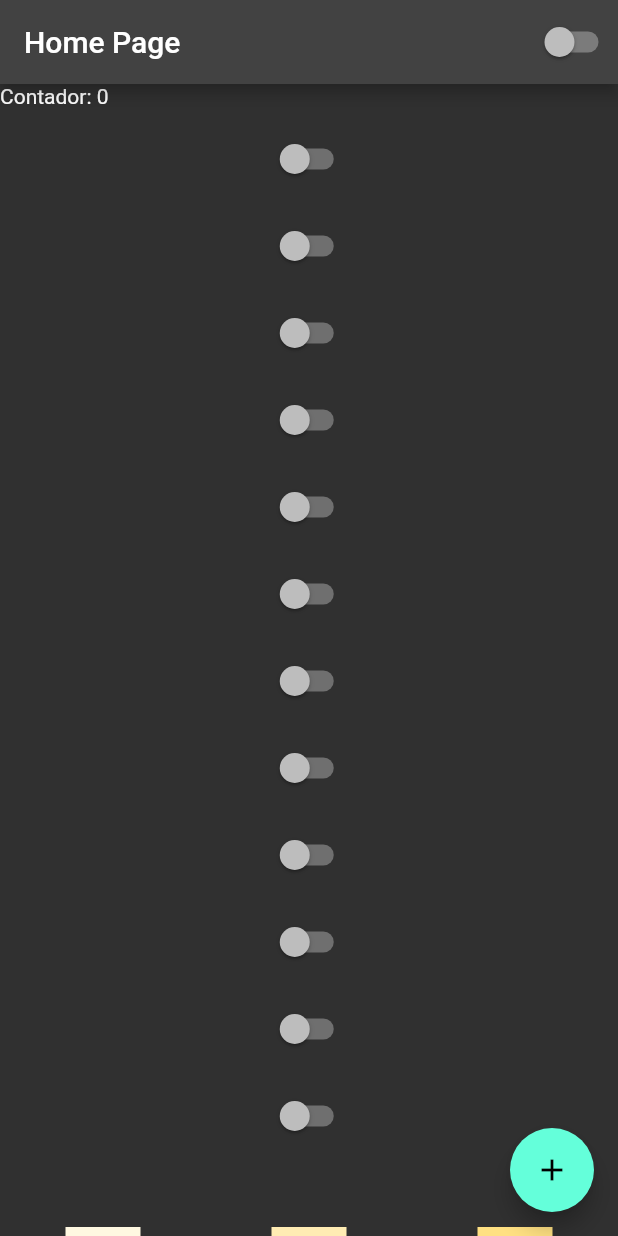
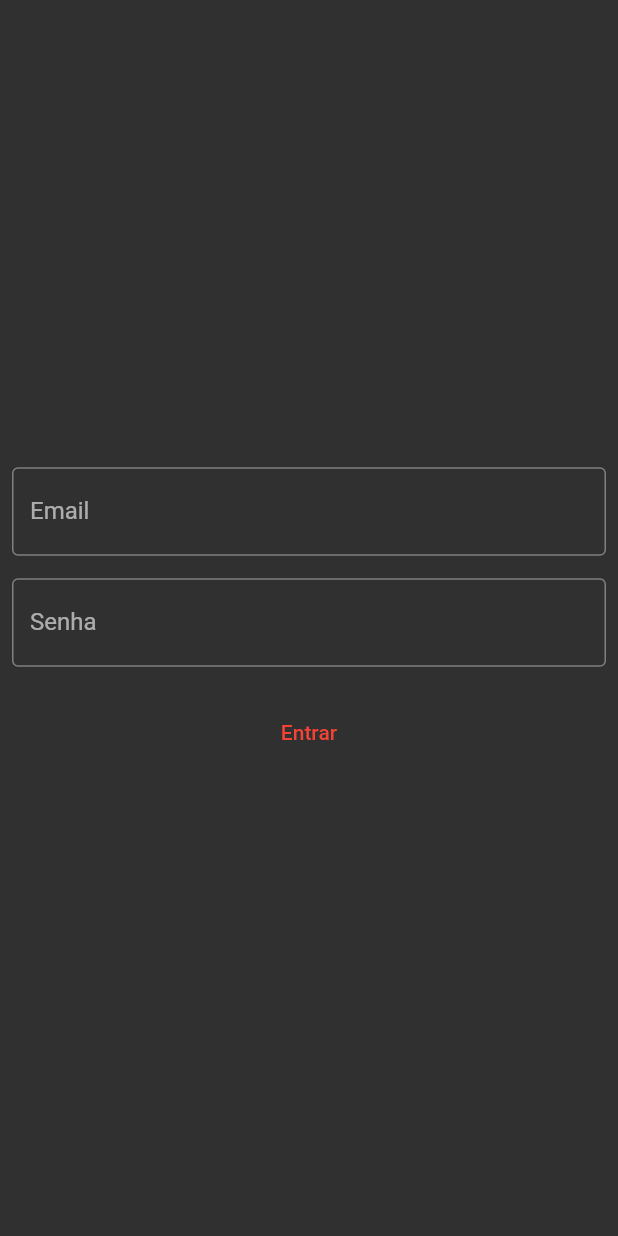
Before and after one commit to GabrielTrigueiro/flutter_basics, a Flutter app: the screen it shows after launch, on a phone screen of 412 x 824 dp. Run offline on Flutter 3.47's test engine with Material 2 defaults, Android fonts, the phone set to English and light mode, and no system bars.

Commit message:
text fields login mocado

```diff
--- a/lib/app_widget.dart
+++ b/lib/app_widget.dart
@@ -1,7 +1,8 @@
 import 'package:flutter/material.dart';
 import 'package:material_app/app_theme_controler.dart';
+import 'package:material_app/login_page.dart';
 
-import 'home_page.dart';
+//import 'home_page.dart';
 
 class AppWidget extends StatelessWidget {
 
@@ -16,7 +17,7 @@ class AppWidget extends StatelessWidget {
               primarySwatch: Colors.red,
               brightness: appThemeControler.instance.themeSwitch ? Brightness.light : Brightness.dark //regra do tema
             ),
-            home: HomePage(),
+            home: loginPage(),
           );
       },
     );
--- a/lib/home_page.dart
+++ b/lib/home_page.dart
@@ -27,33 +27,10 @@ class HomePageState extends State<HomePage>{
           //double infinity para max de altura ou largura
           width: double.infinity,
           height: double.infinity,
-          child: ListView(//usa quando os items vão estrapolar a tela
-          scrollDirection: Axis.vertical,
-            //mainAxisAlignment: MainAxisAlignment.center,
+          child: Column(
+            mainAxisAlignment: MainAxisAlignment.center,
             children: [
               Text('Contador: $counter'),
-              Container(height: 10,),
-              customSwitch(),
-              Container(height: 10,),
-              customSwitch(),
-              Container(height: 10,),
-              customSwitch(),
-              Container(height: 10,),
-              customSwitch(),
-              Container(height: 10,),
-              customSwitch(),
-              Container(height: 10,),
-              customSwitch(),
-              Container(height: 10,),
-              customSwitch(),
-              Container(height: 10,),
-              customSwitch(),
-              Container(height: 10,),
-              customSwitch(),
-              Container(height: 10,),
-              customSwitch(),
-              Container(height: 10,),
-              customSwitch(),
               Container(height: 10,),
               customSwitch(),
               Container(height: 50,),
--- /dev/null
+++ b/lib/login_page.dart
@@ -0,0 +1,58 @@
+import 'package:flutter/material.dart';
+import 'package:flutter/src/widgets/container.dart';
+import 'package:flutter/src/widgets/framework.dart';
+
+class loginPage extends StatefulWidget {
+  const loginPage({super.key});
+
+  @override
+  State<loginPage> createState() => _loginPageState();
+}
+
+class _loginPageState extends State<loginPage> {
+
+  String email = '';
+  String senha = '';
+
+  @override
+  Widget build(BuildContext context) {
+    return Material(
+      child: SizedBox(
+        width: double.infinity,
+        height: double.infinity,
+        child: Padding(
+          padding: const EdgeInsets.all(8.0),
+          child: Column(
+              mainAxisAlignment: MainAxisAlignment.center,
+              children: [
+                TextField(
+                  onChanged: (text) {
+                    print(text);
+                    email = text;
+                  },
+                  keyboardType: TextInputType.emailAddress,
+                  decoration: InputDecoration(
+                    border: OutlineInputBorder(),
+                    labelText: 'Email'
+                  ),
+                ),
+                SizedBox(height:15),
+                TextField(
+                  onChanged: (text) {
+                    print(text);
+                    senha = text;
+                  },
+                  obscureText: true,
+                  decoration: InputDecoration(
+                    border: OutlineInputBorder(),
+                    labelText: 'Senha'
+                  ),
+                ),
+                SizedBox(height:20),
+                TextButton(onPressed: (() {print('Email: $email\nSenha: $senha');}), child: Text('Entrar'))
+              ]),
+        ),
+      ),
+    );
+  }
+}
```
